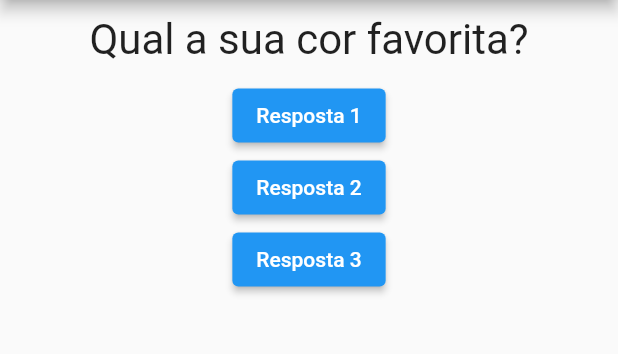
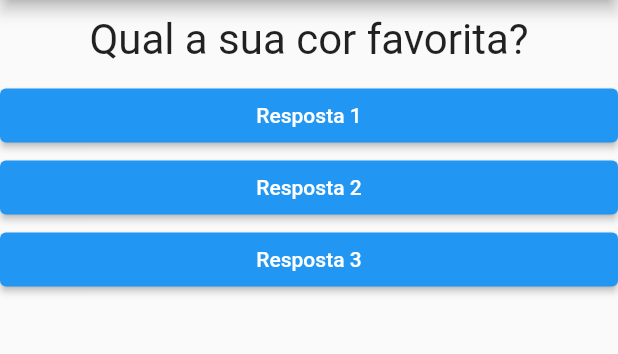
Before and after one commit to absjuniordev/projeto_perguntas, a Flutter app: the screen it shows after launch, on a phone screen of 412 x 824 dp, the part 84-438 px from its top. Run offline on Flutter 3.47's test engine with Material 2 defaults, Android fonts, the phone set to English and light mode, and no system bars.

Commit message:
Widget Respostas e Callback

```diff
--- a/lib/main.dart
+++ b/lib/main.dart
@@ -1,5 +1,6 @@
 import 'package:flutter/material.dart';
 import './questao.dart';
+import './resposta.dart';
 
 void main() => runApp(PerguntaApp());
 
@@ -25,9 +26,9 @@ class _PerguntaAppState extends State<PerguntaApp> {
         body: Column(
           children: [
             Questao(perguntas[_perguntaSelecionada]),
-            ElevatedButton(onPressed: _responder, child: Text("Resposta 1")),
-            ElevatedButton(onPressed: _responder, child: Text("Resposta 2")),
-            ElevatedButton(onPressed: _responder, child: Text("Resposta 3"))
+            Resposta("Resposta 1", _responder),
+            Resposta("Resposta 2", _responder),
+            Resposta("Resposta 3", _responder),
           ],
         ),
       ),
--- /dev/null
+++ b/lib/resposta.dart
@@ -0,0 +1,19 @@
+import 'package:flutter/material.dart';
+
+class Resposta extends StatelessWidget {
+  final String texto;
+  final void Function() quandoSelecionado;
+
+  const Resposta(this.texto, this.quandoSelecionado);
+
+  @override
+  Widget build(BuildContext context) {
+    return Container(
+      width: double.infinity,
+      child: ElevatedButton(
+        onPressed: quandoSelecionado,
+        child: Text(texto),
+      ),
+    );
+  }
+}
```
